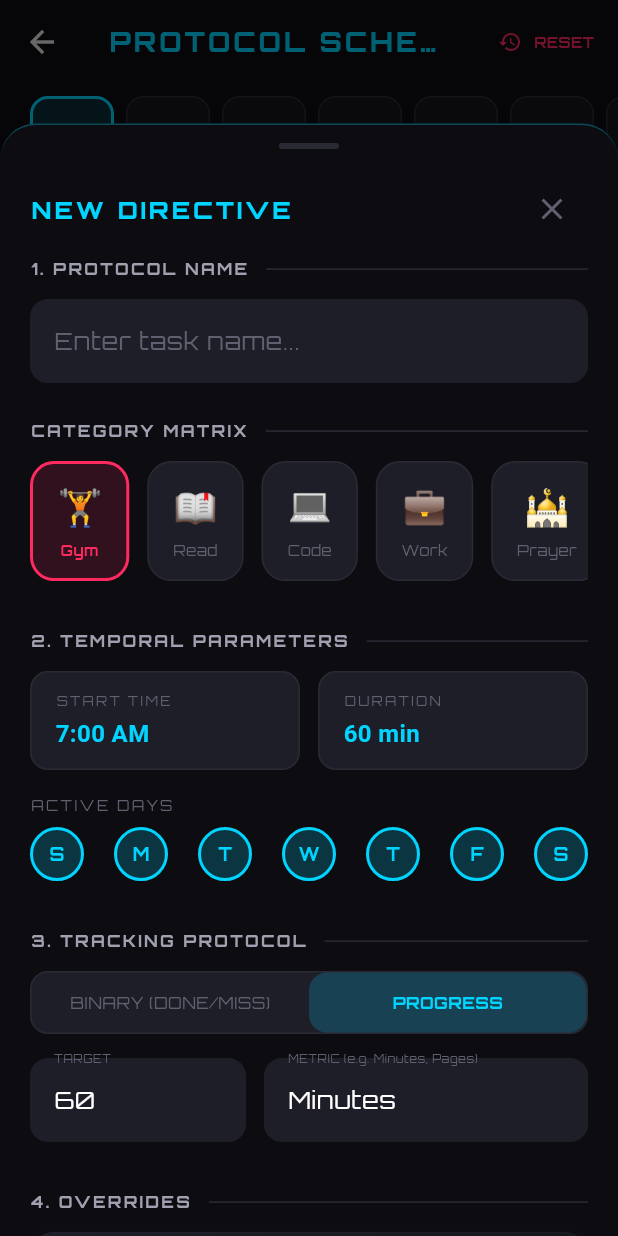
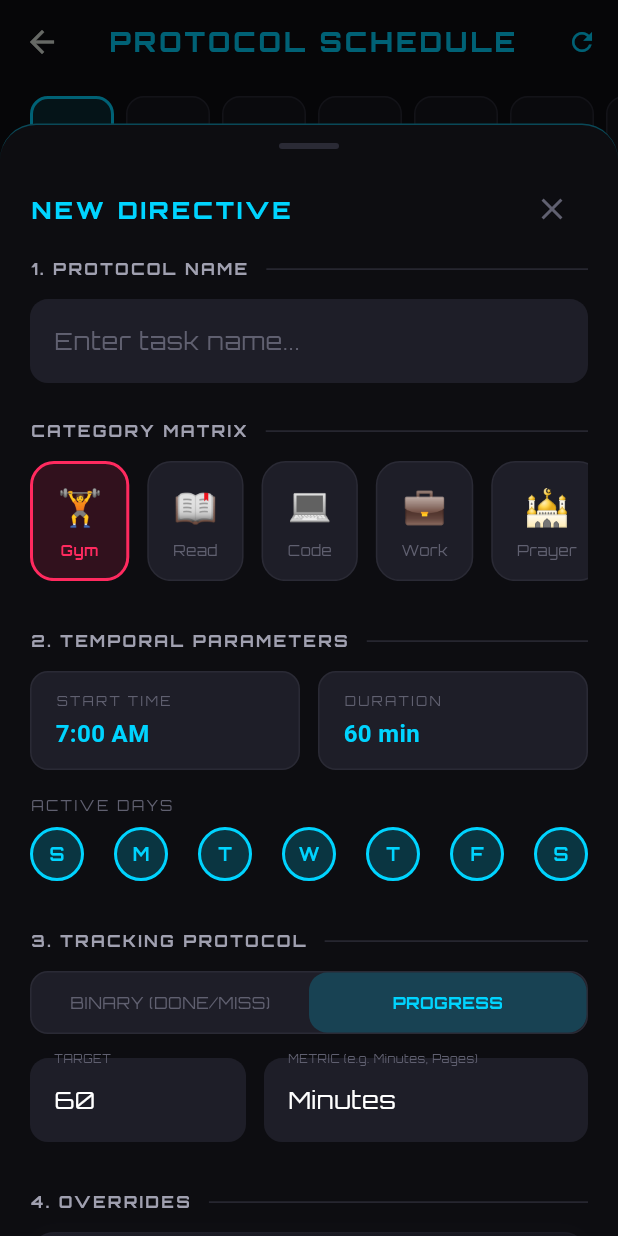
Before and after one commit to i-mTanvir/daybooster, a Flutter app: the ScheduleScreen screen opened directly, after a tap on the "add" icon, on a phone screen of 412 x 824 dp. Run offline on Flutter 3.47's test engine with Material 3 defaults, Android fonts, the light colour scheme and no system bars; drawn by our look-alikes of flutter_animate; our stand-ins replace confetti, google_fonts, shared_preferences, supabase_flutter; accounts and stored records are empty.

Commit message:
feat: implement schedule screen with Supabase data fetching and task creation sheet

```diff
--- a/lib/features/schedule/schedule_screen.dart
+++ b/lib/features/schedule/schedule_screen.dart
@@ -1,6 +1,7 @@
 import 'package:flutter/material.dart';
 import 'package:flutter_animate/flutter_animate.dart';
 import 'package:google_fonts/google_fonts.dart';
+import 'package:supabase_flutter/supabase_flutter.dart';
 import '../../core/theme/app_theme.dart';
 import '../../core/widgets/glow_card.dart';
 import 'widgets/add_task_sheet.dart';
@@ -11,6 +12,9 @@ class ScheduleBlock {
   final String name;
   final String duration;
   final Color glowColor;
+  final String categoryEmoji;
+  final bool isFocusMode;
+  final List<int> activeDays;
 
   ScheduleBlock({
     required this.id,
@@ -18,6 +22,9 @@ class ScheduleBlock {
     required this.name,
     required this.duration,
     required this.glowColor,
+    required this.categoryEmoji,
+    required this.isFocusMode,
+    required this.activeDays,
   });
 }
 
@@ -30,48 +37,68 @@ class ScheduleScreen extends StatefulWidget {
 
 class _ScheduleScreenState extends State<ScheduleScreen> {
   int _selectedDayIndex = 0; // 0 = Sat, 6 = Fri (matching BD/ME week start)
-  late List<ScheduleBlock> _blocks;
+  List<ScheduleBlock> _allBlocks = [];
+  bool _isLoading = true;
 
   final List<String> _days = ['SAT', 'SUN', 'MON', 'TUE', 'WED', 'THU', 'FRI'];
 
   @override
   void initState() {
     super.initState();
-    // Defer initialization to didChangeDependencies
+    _fetchDirectives();
   }
 
-  @override
-  void didChangeDependencies() {
-    super.didChangeDependencies();
-    _resetToDefault();
-  }
+  Future<void> _fetchDirectives() async {
+    setState(() => _isLoading = true);
+    try {
+      final user = Supabase.instance.client.auth.currentUser;
+      if (user == null) throw Exception('No session found');
 
-  void _resetToDefault() {
-    setState(() {
-      _blocks = [
-        ScheduleBlock(id: '1', time: '05:30', name: 'Wake Up', duration: '—', glowColor: context.themeColors.borderSubtle),
-        ScheduleBlock(id: '2', time: '05:35', name: 'Fajr Namaz', duration: '25 min', glowColor: context.themeColors.gold),
-        ScheduleBlock(id: '3', time: '06:00', name: 'Workout', duration: '45 min', glowColor: context.themeColors.neonRed),
-        ScheduleBlock(id: '4', time: '06:45', name: 'Shower + Breakfast', duration: '30 min', glowColor: context.themeColors.electricBlue),
-        ScheduleBlock(id: '5', time: '07:15', name: 'Skill Block #1', duration: '2 hr', glowColor: context.themeColors.neonPurple),
-        ScheduleBlock(id: '6', time: '09:15', name: 'Short Break', duration: '15 min', glowColor: context.themeColors.borderSubtle),
-        ScheduleBlock(id: '7', time: '09:30', name: 'Skill Block #2', duration: '2 hr', glowColor: context.themeColors.neonPurple),
-        ScheduleBlock(id: '8', time: '11:30', name: 'Lunch', duration: '30 min', glowColor: context.themeColors.electricBlue),
-        ScheduleBlock(id: '9', time: '12:15', name: 'Dhuhr Namaz', duration: '30 min', glowColor: context.themeColors.gold),
-        ScheduleBlock(id: '10', time: '12:45', name: 'Project / Build Time', duration: '2 hr', glowColor: context.themeColors.neonGreen),
-        ScheduleBlock(id: '11', time: '14:45', name: 'Break', duration: '15 min', glowColor: context.themeColors.borderSubtle),
-        ScheduleBlock(id: '12', time: '15:00', name: 'Asr Namaz', duration: '30 min', glowColor: context.themeColors.gold),
-        ScheduleBlock(id: '13', time: '15:30', name: 'Skill Block #3 / Reading', duration: '1.5 hr', glowColor: context.themeColors.neonPurple),
-        ScheduleBlock(id: '14', time: '17:00', name: 'Family Time', duration: '30 min', glowColor: context.themeColors.electricBlue),
-        ScheduleBlock(id: '15', time: '17:30', name: 'Walk / Rest', duration: '30 min', glowColor: context.themeColors.borderSubtle),
-        ScheduleBlock(id: '16', time: '18:15', name: 'Maghrib Namaz', duration: '30 min', glowColor: context.themeColors.gold),
-        ScheduleBlock(id: '17', time: '18:45', name: 'Dinner', duration: '30 min', glowColor: context.themeColors.electricBlue),
-        ScheduleBlock(id: '18', time: '19:15', name: 'Isha Namaz', duration: '30 min', glowColor: context.themeColors.gold),
-        ScheduleBlock(id: '19', time: '19:45', name: 'Review + Journal + Next Day', duration: '1.25 hr', glowColor: context.themeColors.neonGreen),
-        ScheduleBlock(id: '20', time: '21:00', name: 'Free Zone / Devices', duration: '1 hr', glowColor: context.themeColors.neonYellow),
-        ScheduleBlock(id: '21', time: '22:00', name: 'Sleep', duration: '—', glowColor: context.themeColors.borderSubtle),
-      ];
-    });
+      final response = await Supabase.instance.client
+          .from('directives')
+          .select()
+          .eq('user_id', user.id);
+
+      final List<dynamic> data = response as List<dynamic>? ?? [];
+      final List<ScheduleBlock> loaded = data.map<ScheduleBlock>((dynamic rowMap) {
+        final row = rowMap as Map<String, dynamic>;
+
+        // Parse time (e.g. '05:30:00' -> '05:30')
+        final startTimeStr = row['start_time'] as String?;
+        final timeStr = (startTimeStr != null && startTimeStr.length >= 5)
+            ? startTimeStr.substring(0, 5)
+            : '00:00';
+
+        final colorHexStr = row['color_hex'] as String?;
+        final colorHex = (colorHexStr != null) ? colorHexStr.replaceAll('#', '') : 'FFFFFFFF';
+        final colorVal = int.tryParse(colorHex, radix: 16) ?? 0xFFFFFFFF;
+
+        return ScheduleBlock(
+          id: row['id']?.toString() ?? '',
+          time: timeStr,
+          name: row['name'] as String? ?? 'Unknown Protocol',
+          duration: '${row['duration_minutes'] ?? 0} min',
+          glowColor: Color(colorVal),
+          categoryEmoji: row['category_emoji'] as String? ?? '⚡',
+          isFocusMode: row['is_focus_mode'] as bool? ?? false,
+          activeDays: List<int>.from((row['active_days'] as List<dynamic>?) ?? []),
+        );
+      }).toList();
+
+      if (mounted) {
+        setState(() {
+          _allBlocks = loaded;
+          _isLoading = false;
+        });
+      }
+    } catch (e) {
+      if (mounted) {
+        setState(() => _isLoading = false);
+        ScaffoldMessenger.of(context).showSnackBar(
+          SnackBar(content: Text('Failed to load schedule: $e')),
+        );
+      }
+    }
   }
 
   void _editBlock(int index) {
@@ -98,17 +125,10 @@ class _ScheduleScreenState extends State<ScheduleScreen> {
         ),
         centerTitle: false,
         actions: [
-          TextButton.icon(
-            onPressed: _resetToDefault,
-            icon: Icon(Icons.restore, color: context.themeColors.neonRed, size: 16),
-            label: Text(
-              'RESET',
-              style: GoogleFonts.orbitron(
-                color: context.themeColors.neonRed,
-                fontSize: 10,
-                fontWeight: FontWeight.bold,
-              ),
-            ),
+          IconButton(
+            onPressed: _fetchDirectives,
+            icon: Icon(Icons.refresh, color: context.themeColors.electricBlue, size: 20),
+            tooltip: 'Refresh Protocol',
           )
         ],
       ),
@@ -116,14 +136,39 @@ class _ScheduleScreenState extends State<ScheduleScreen> {
         children: [
           _buildDaySelector(),
           Expanded(
-            child: ListView.builder(
-              padding: const EdgeInsets.symmetric(horizontal: 20, vertical: 16).copyWith(bottom: 100),
-              physics: const BouncingScrollPhysics(),
-              itemCount: _blocks.length,
-              itemBuilder: (context, index) {
-                return _buildTimelineItem(_blocks[index], index);
-              },
-            ),
+            child: _isLoading
+                ? Center(
+                    child: CircularProgressIndicator(color: context.themeColors.electricBlue),
+                  )
+                : Builder(
+                    builder: (context) {
+                      final visibleBlocks = _allBlocks
+                          .where((b) => b.activeDays.contains(_selectedDayIndex))
+                          .toList()
+                        ..sort((a, b) => a.time.compareTo(b.time));
+
+                      if (visibleBlocks.isEmpty) {
+                        return Center(
+                          child: Text(
+                            'NO PROTOCOLS FOR THIS DAY',
+                            style: GoogleFonts.orbitron(
+                              color: context.themeColors.textMuted,
+                              letterSpacing: 2,
+                            ),
+                          ),
+                        );
+                      }
+
+                      return ListView.builder(
+                        padding: const EdgeInsets.symmetric(horizontal: 20, vertical: 16).copyWith(bottom: 100),
+                        physics: const BouncingScrollPhysics(),
+                        itemCount: visibleBlocks.length,
+                        itemBuilder: (context, index) {
+                          return _buildTimelineItem(visibleBlocks[index], index);
+                        },
+                      );
+                    },
+                  ),
           ),
         ],
       ),
@@ -145,7 +190,9 @@ class _ScheduleScreenState extends State<ScheduleScreen> {
               isScrollControlled: true,
               backgroundColor: Colors.transparent,
               builder: (context) => const AddTaskSheet(),
-            );
+            ).then((_) {
+              if (mounted) _fetchDirectives();
+            });
           },
           backgroundColor: context.themeColors.neonGreen,
           foregroundColor: Colors.black,
@@ -241,7 +288,7 @@ class _ScheduleScreenState extends State<ScheduleScreen> {
               child: GestureDetector(
                 onTap: () => _editBlock(index),
                 child: GlowCard(
-                  glowing: false,
+                  glowing: block.isFocusMode,
                   glowColor: block.glowColor,
                   padding: const EdgeInsets.symmetric(horizontal: 16, vertical: 14),
                   child: Row(
@@ -255,6 +302,8 @@ class _ScheduleScreenState extends State<ScheduleScreen> {
                         ),
                       ),
                       const SizedBox(width: 12),
+                      Text(block.categoryEmoji, style: const TextStyle(fontSize: 16)),
+                      const SizedBox(width: 8),
                       Expanded(
                         child: Column(
                           crossAxisAlignment: CrossAxisAlignment.start,
```
Also changed, not shown: lib/features/schedule/widgets/add_task_sheet.dart (+77 -16 lines).
